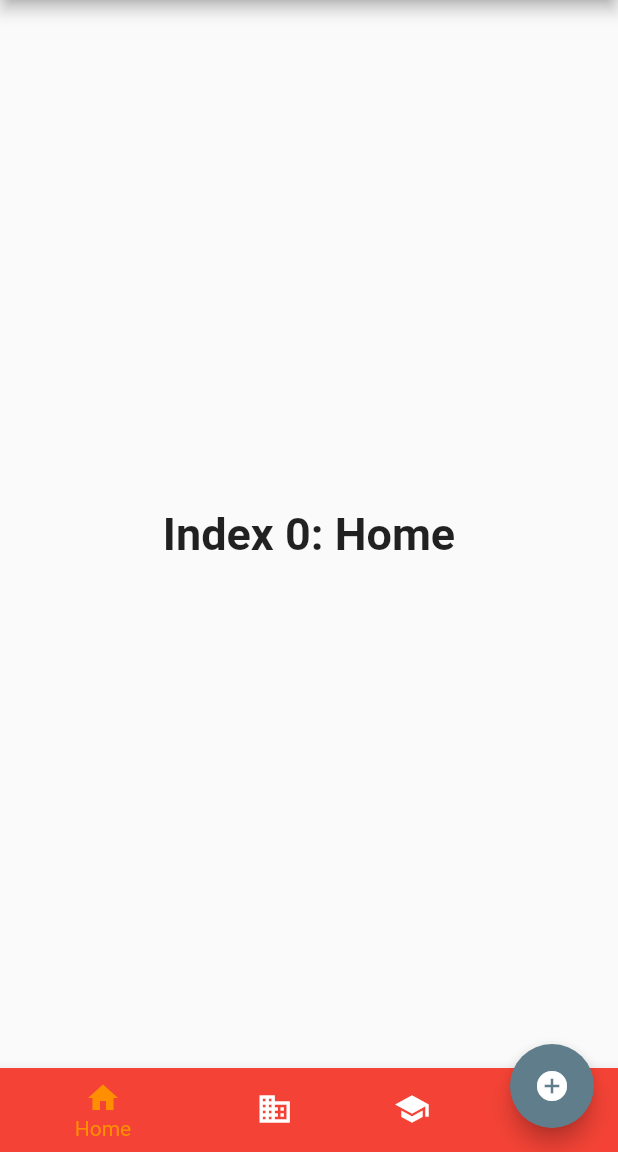
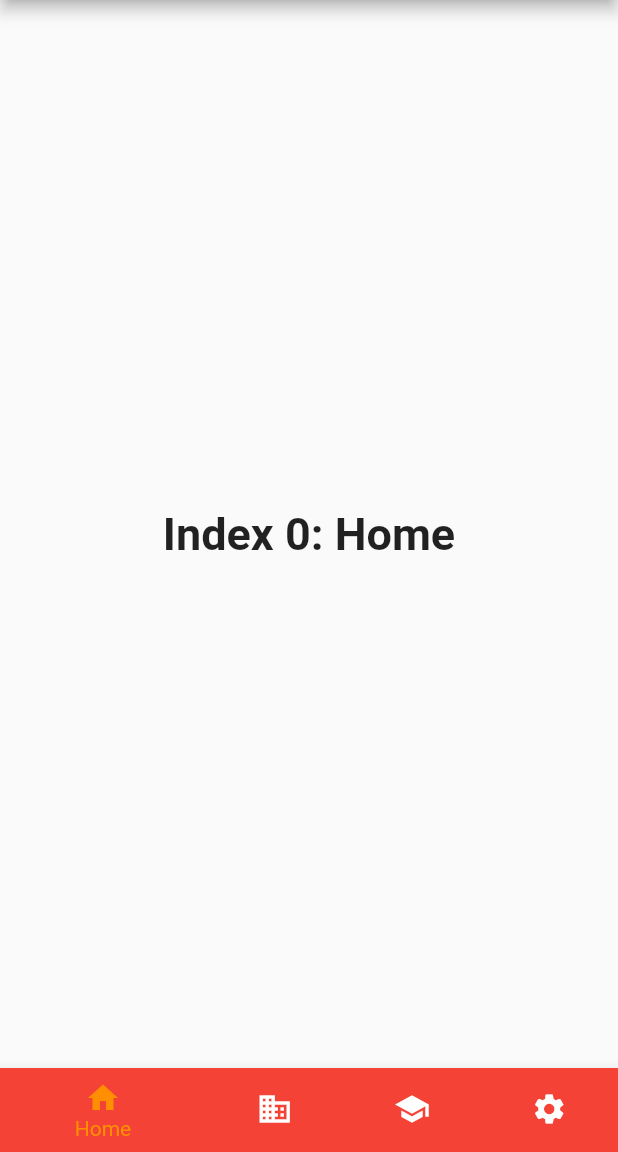
Before and after one commit to JoaoObara/flutter_aula2021_1-master, a Flutter app: the HomePage screen opened by its route, on a phone screen of 412 x 824 dp, the part 84-1236 px from its top. Run offline on Flutter 3.47's test engine with Material 2 defaults, Android fonts, the phone set to English and light mode, and no system bars.

Commit message:
correção da implementação do bottom nav bar

```diff
--- a/flutter_aula2021_1-master/lib/bottom_navigation_bar.dart
+++ b/flutter_aula2021_1-master/lib/bottom_navigation_bar.dart
@@ -1,6 +1,6 @@
 import 'package:flutter/material.dart';
 
-//Classe Principal
+/* //Classe Principal
 class bottom_nav extends StatelessWidget {
   @override
   Widget build(BuildContext context) {
@@ -8,17 +8,17 @@ class bottom_nav extends StatelessWidget {
       home: MyStatefulWidget(),
     );
   }
+} */
+
+//
+class bottom_nav_bar extends StatefulWidget {
+  const bottom_nav_bar({Key? key}) : super(key: key);
+
+  @override
+  State<bottom_nav_bar> createState() => _bottom_nav_barState();
 }
 
-//
-class MyStatefulWidget extends StatefulWidget {
-  const MyStatefulWidget({Key? key}) : super(key: key);
-
-  @override
-  State<MyStatefulWidget> createState() => _MyStatefulWidgetState();
-}
-
-class _MyStatefulWidgetState extends State<MyStatefulWidget> {
+class _bottom_nav_barState extends State<bottom_nav_bar> {
   int _selectedIndex = 0;
   static const TextStyle optionStyle =
       TextStyle(fontSize: 30, fontWeight: FontWeight.bold);
@@ -36,7 +36,7 @@ class _MyStatefulWidgetState extends State<MyStatefulWidget> {
       style: optionStyle,
     ),
     Text(
-      'Index 1: Settings',
+      'Index 3: Settings',
       style: optionStyle,
     )
   ];
--- a/flutter_aula2021_1-master/lib/home_page.dart
+++ b/flutter_aula2021_1-master/lib/home_page.dart
@@ -25,8 +25,7 @@ class HomePageState extends State<HomePage> {
         title: Text('Aula Dispostivo Móvel'),
         actions: [CustomSwitch()],
       ),
-
-      body: bottom_nav()
+      body: bottom_nav_bar(),
       /* Container( //Conteudo que já estava inicialmente
         width: double.infinity,
         height: double.infinity,
@@ -66,19 +65,7 @@ class HomePageState extends State<HomePage> {
             ),
           ],
         ),
-      ) */
-      ,
-      // passando botao
-      floatingActionButton: FloatingActionButton(
-        child: Icon(Icons.add_circle),
-        //vamos passar a funcao contar
-        onPressed: () {
-          setState(() {
-            counter++;
-            Navigator.of(context).pushNamed('/perfil');
-          });
-        },
-      ),
+      ), */
     );
   }
 }
```
